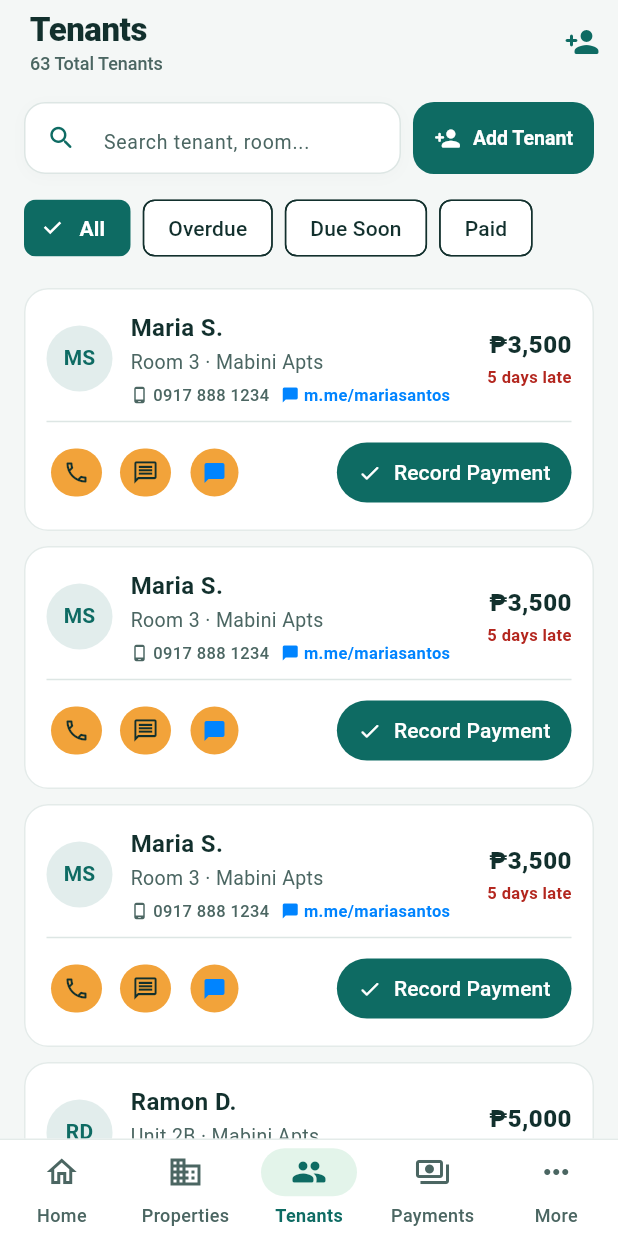
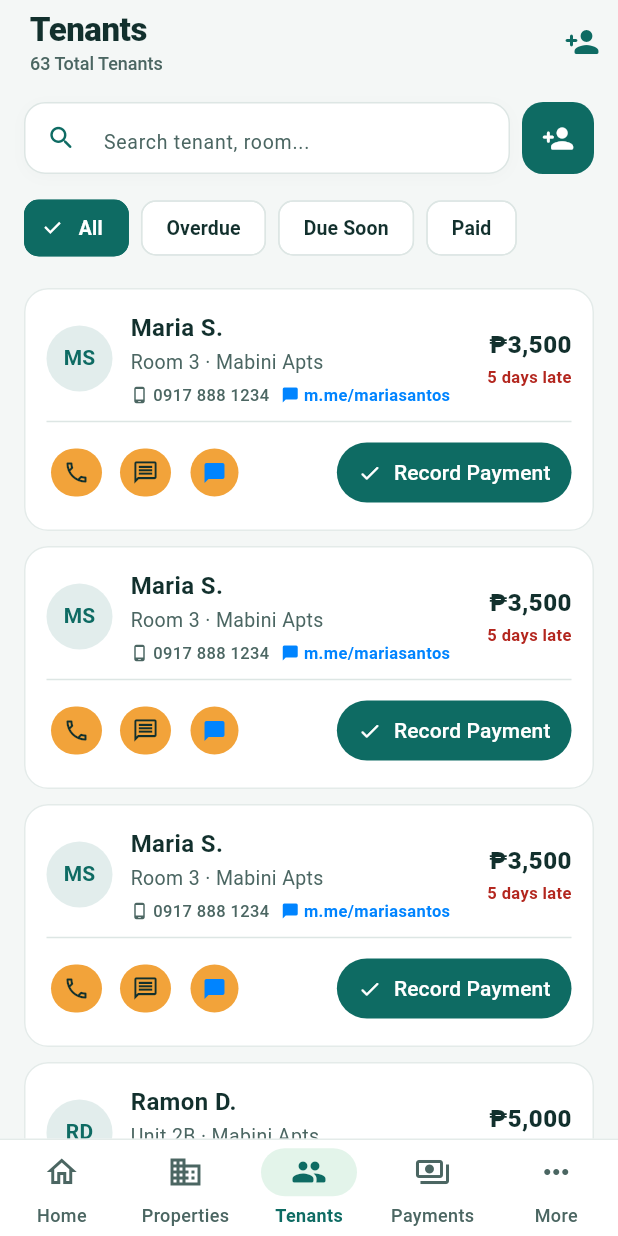
Before and after one commit to Watot12345/Tenera, a Flutter app: the HomeScreen screen opened directly, item 3 of the bottom bar chosen, on a phone screen of 412 x 824 dp. Run offline on Flutter 3.47's test engine with Material 3 defaults, Android fonts, the phone set to English and light mode, and no system bars; our stand-ins replace cloud_firestore, firebase_core, package_info_plus, shared_preferences, sqflite, sqflite_common_ffi_web; accounts and stored records are empty.

Commit message:
fix(ui): enhance tenant filters visibility, make add tenant icon-only, remove icon & date in top bar, and add clear data option

```diff
--- a/lib/screens/home_screen.dart
+++ b/lib/screens/home_screen.dart
@@ -10,7 +10,6 @@ import '../services/database_helper.dart';
 import '../services/plan_guard_service.dart';
 import '../services/staff_mode_service.dart';
 import '../theme/app_theme.dart';
-import '../widgets/roof_ledger_logo.dart';
 import 'property_rooms_screen.dart';
 import 'tabs/home_tab.dart';
 import 'tabs/more_tab.dart';
@@ -1734,14 +1733,7 @@ class _HomeScreenState extends State<HomeScreen> {
         elevation: 0,
         surfaceTintColor: Colors.transparent,
         titleSpacing: 20,
-        title: Row(
-          children: [
-            RoofLedgerLogo(
-              size: 28,
-              isLight: AppTheme.isDark(context),
-            ),
-            const SizedBox(width: 10),
-            Text(
+        title: Text(
           'Tenera',
           style: TextStyle(
             color: AppTheme.getInkColor(context),
@@ -1750,22 +1742,7 @@ class _HomeScreenState extends State<HomeScreen> {
             letterSpacing: -0.3,
           ),
         ),
-          ],
-        ),
         actions: [
-          Padding(
-            padding: const EdgeInsets.only(right: 12),
-            child: Center(
-              child: Text(
-                currentDateStr,
-                style: TextStyle(
-                  color: AppTheme.getInkMutedColor(context),
-                  fontSize: 14,
-                  fontWeight: FontWeight.w500,
-                ),
-              ),
-            ),
-          ),
           if (_isPro)
             IconButton(
               key: const Key('home_action_utility_splitter'),
--- a/lib/screens/tabs/tenants_tab.dart
+++ b/lib/screens/tabs/tenants_tab.dart
@@ -183,23 +183,20 @@ class _TenantsTabState extends State<TenantsTab> {
               const SizedBox(width: 8),
               SizedBox(
                 height: 48,
-                child: ElevatedButton.icon(
+                width: 48,
+                child: ElevatedButton(
                   key: const Key('btn_add_tenant_bar'),
                   onPressed: widget.onAddTenant,
-                  icon: const Icon(Icons.person_add_rounded, size: 18),
-                  label: const Text(
-                    'Add Tenant',
-                    style: TextStyle(fontSize: 13, fontWeight: FontWeight.w700),
-                  ),
                   style: ElevatedButton.styleFrom(
                     backgroundColor: AppTheme.primary,
                     foregroundColor: Colors.white,
                     elevation: 0,
-                    padding: const EdgeInsets.symmetric(horizontal: 14),
+                    padding: EdgeInsets.zero,
                     shape: RoundedRectangleBorder(
                       borderRadius: BorderRadius.circular(14),
                     ),
                   ),
+                  child: const Icon(Icons.person_add_rounded, size: 22, color: Colors.white),
                 ),
               ),
             ],
@@ -217,16 +214,25 @@ class _TenantsTabState extends State<TenantsTab> {
                   child: FilterChip(
                     label: Text(f),
                     selected: isSelected,
+                    backgroundColor: AppTheme.getSurfaceColor(context),
+                    selectedColor: AppTheme.primary,
+                    checkmarkColor: Colors.white,
+                    shape: RoundedRectangleBorder(
+                      borderRadius: BorderRadius.circular(10),
+                      side: BorderSide(
+                        color: isSelected ? AppTheme.primary : AppTheme.getBorderColor(context),
+                        width: isSelected ? 1.5 : 1.0,
+                      ),
+                    ),
                     onSelected: (val) {
                       setState(() {
                         _tenantFilter = f;
                       });
                     },
-                    selectedColor: AppTheme.primary,
-                    checkmarkColor: Colors.white,
                     labelStyle: TextStyle(
-                      color: isSelected ? Colors.white : AppTheme.ink,
-                      fontWeight: isSelected ? FontWeight.w700 : FontWeight.w500,
+                      color: isSelected ? Colors.white : AppTheme.getInkColor(context),
+                      fontWeight: isSelected ? FontWeight.w700 : FontWeight.w600,
+                      fontSize: 13,
                     ),
                   ),
                 );
```
Also changed, not shown: lib/screens/tabs/more_tab.dart (+60 -0 lines), lib/services/database_helper.dart (+11 -0 lines). Lines whose indentation alone changed are shown as unchanged.
